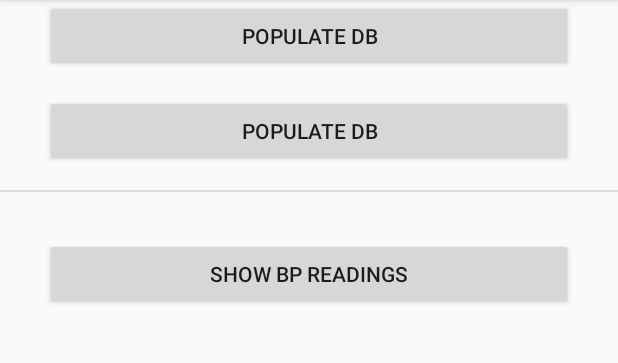
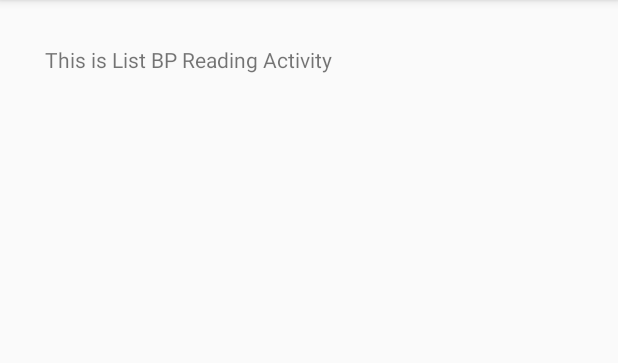
Before and after one commit to AzarePuasa/HealthMonitor, an Android app: the screen it shows after launch (MainActivity before the commit, ListBPReading after it), after a tap on "SHOW BP READINGS", on a phone screen of 412 x 824 dp, the part 84-447 px from its top. Run offline under Robolectric (Android 15) with nearby library versions, the phone set to English and light mode, and no system bars.

Commit message:
add new activity and generate random timestamp method

```diff
--- a/app/src/main/AndroidManifest.xml
+++ b/app/src/main/AndroidManifest.xml
@@ -16,6 +16,7 @@
                 <category android:name="android.intent.category.LAUNCHER" />
             </intent-filter>
         </activity>
+        <activity android:name=".ListBPReading"></activity>
     </application>
 
 </manifest>
--- /dev/null
+++ b/app/src/main/java/com/azare/app/healthmonitor/ListBPReading.java
@@ -0,0 +1,25 @@
+package com.azare.app.healthmonitor;
+
+import android.support.v7.app.AppCompatActivity;
+import android.os.Bundle;
+import android.widget.ListView;
+
+/**
+ * This activity will list the Blood Pressure readings.
+ */
+public class ListBPReading extends AppCompatActivity {
+
+    ListView lvBPReading;
+
+    @Override
+    protected void onCreate(Bundle savedInstanceState) {
+        super.onCreate(savedInstanceState);
+        setContentView(R.layout.activity_list_bpreading);
+
+        lvBPReading = (ListView) findViewById(R.id.lvBPReadings);
+
+        //query table for readings.
+
+        //set adapter for list.
+    }
+}
--- /dev/null
+++ b/app/src/main/res/layout/activity_list_bpreading.xml
@@ -0,0 +1,20 @@
+<?xml version="1.0" encoding="utf-8"?>
+<LinearLayout xmlns:android="http://schemas.android.com/apk/res/android"
+    xmlns:app="http://schemas.android.com/apk/res-auto"
+    xmlns:tools="http://schemas.android.com/tools"
+    android:layout_width="match_parent"
+    android:layout_height="match_parent"
+    tools:context=".ListBPReading">
+
+    <TextView
+        android:id="@+id/tvIntro"
+        android:layout_width="wrap_content"
+        android:layout_height="wrap_content"
+        android:layout_margin="30dp"
+        android:text="@string/listintro" />
+
+    <ListView
+        android:id="@+id/lvBPReadings"
+        android:layout_width="match_parent"
+        android:layout_height="match_parent" />
+</LinearLayout>
--- a/app/src/main/res/values/strings.xml
+++ b/app/src/main/res/values/strings.xml
@@ -3,5 +3,6 @@
     <string name="populatedb">Populate DB</string>
     <string name="cleardb">Clear DB</string>
     <string name="showbpreading">Show BP Readings</string>
+    <string name="listintro">This is List BP Reading Activity</string>
 
 </resources>
```
Also changed, not shown: app/src/main/java/com/azare/app/healthmonitor/MainActivity.java (+141 -4 lines).
